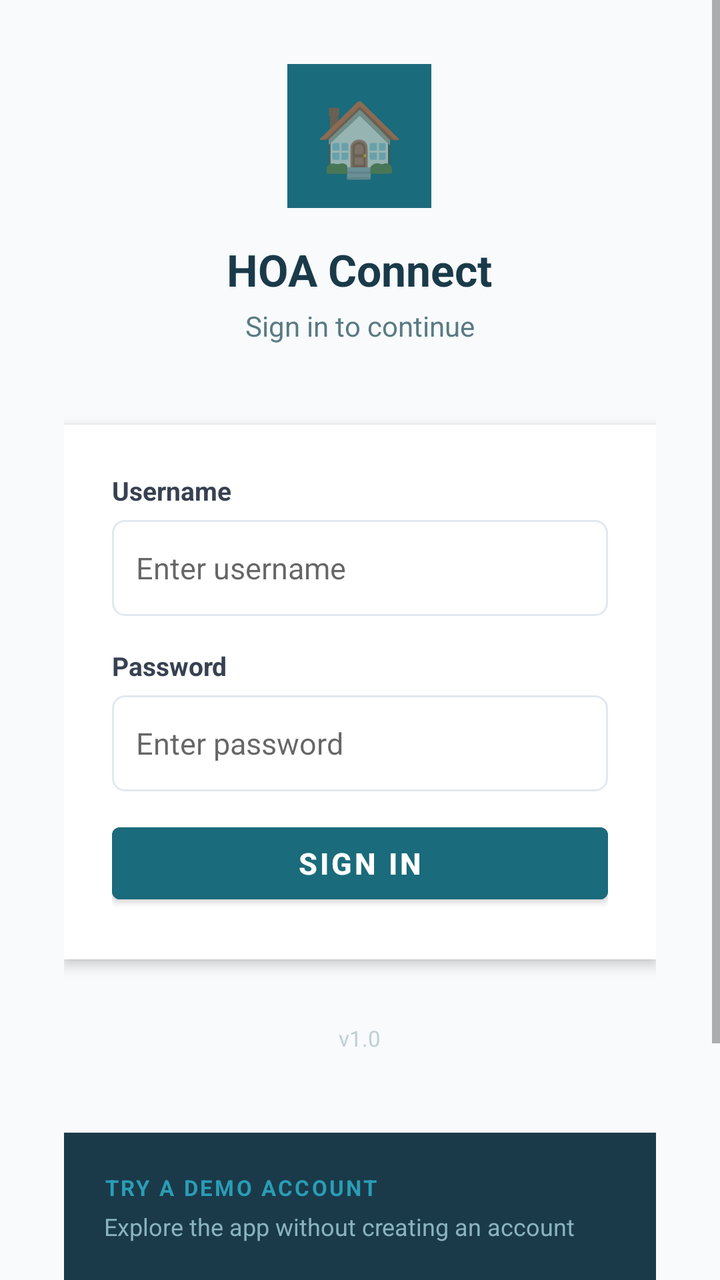
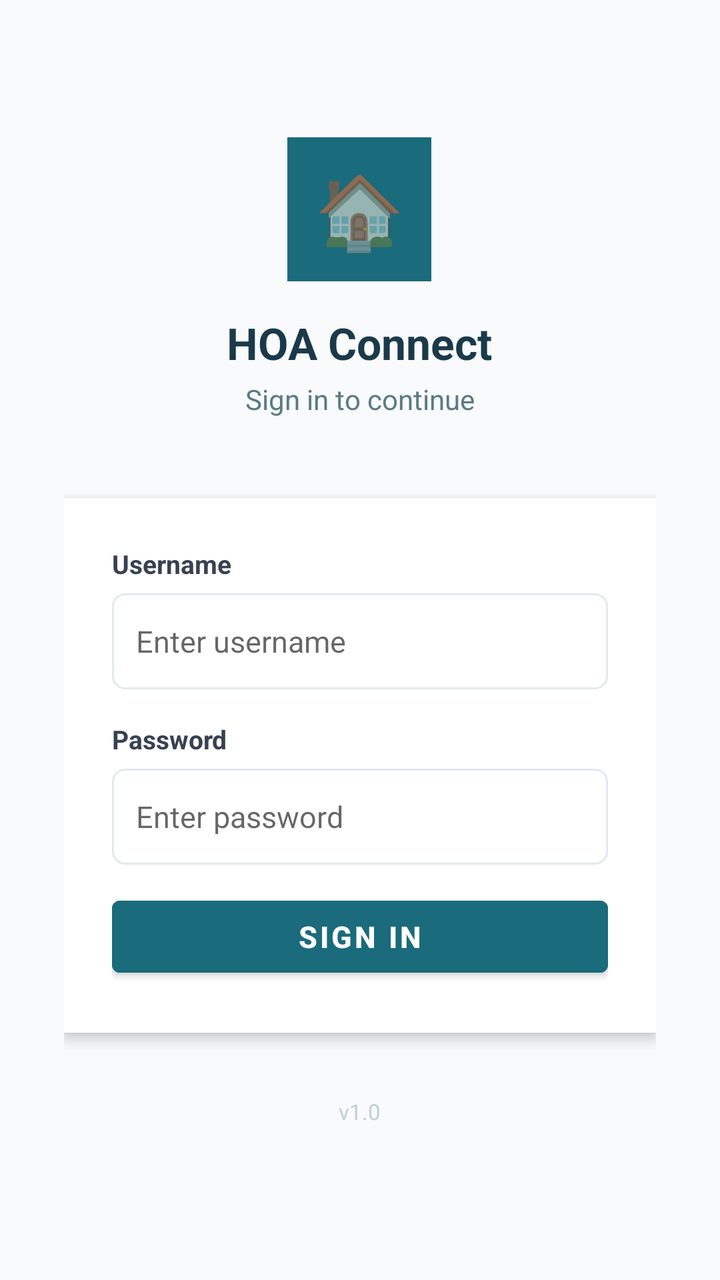

Before-and-after screenshots of an Android layout around one commit, followed by the original layout XML and the change that was made.
<!-- AndroidManifest.xml: application theme Theme.HOAPaymentChecker -->
<!-- res/layout/fragment_login.xml -->
<?xml version="1.0" encoding="utf-8"?>
<ScrollView
    xmlns:android="http://schemas.android.com/apk/res/android"
    android:layout_width="match_parent"
    android:layout_height="match_parent"
    android:fillViewport="true"
    android:background="#F8FAFC">

    <LinearLayout
        android:layout_width="match_parent"
        android:layout_height="wrap_content"
        android:orientation="vertical"
        android:gravity="center"
        android:padding="32dp"
        android:paddingTop="64dp"
        android:paddingBottom="64dp">

        
        <LinearLayout
            android:id="@+id/ll_logo"
            android:layout_width="wrap_content"
            android:layout_height="wrap_content"
            android:orientation="vertical"
            android:gravity="center"
            android:layout_marginBottom="40dp">

            <TextView
                android:layout_width="72dp"
                android:layout_height="72dp"
                android:background="#1A6B7B"
                android:text="🏠"
                android:textSize="36sp"
                android:gravity="center"
                android:layout_gravity="center"
                android:layout_marginBottom="16dp" />

            <TextView
                android:layout_width="wrap_content"
                android:layout_height="wrap_content"
                android:text="HOA Connect"
                android:textSize="22sp"
                android:textStyle="bold"
                android:textColor="#1A3A4A"
                android:gravity="center" />

            <TextView
                android:id="@+id/tv_subtitle"
                android:layout_width="wrap_content"
                android:layout_height="wrap_content"
                android:text="Sign in to continue"
                android:textSize="14sp"
                android:textColor="#5A7A84"
                android:gravity="center"
                android:layout_marginTop="4dp" />
        </LinearLayout>

        
        <LinearLayout
            android:id="@+id/ll_login_card"
            android:layout_width="match_parent"
            android:layout_height="wrap_content"
            android:orientation="vertical"
            android:background="@android:color/white"
            android:padding="24dp"
            android:elevation="4dp">

            
            <TextView
                android:layout_width="wrap_content"
                android:layout_height="wrap_content"
                android:text="Username"
                android:textSize="13sp"
                android:textStyle="bold"
                android:textColor="#374151"
                android:layout_marginBottom="6dp" />

            <EditText
                android:id="@+id/et_username"
                android:layout_width="match_parent"
                android:layout_height="48dp"
                android:background="@drawable/input_background"
                android:paddingStart="12dp"
                android:paddingEnd="12dp"
                android:hint="Enter username"
                android:textSize="15sp"
                android:inputType="text"
                android:imeOptions="actionNext"
                android:layout_marginBottom="16dp" />

            
            <TextView
                android:layout_width="wrap_content"
                android:layout_height="wrap_content"
                android:text="Password"
                android:textSize="13sp"
                android:textStyle="bold"
                android:textColor="#374151"
                android:layout_marginBottom="6dp" />

            <EditText
                android:id="@+id/et_password"
                android:layout_width="match_parent"
                android:layout_height="48dp"
                android:background="@drawable/input_background"
                android:paddingStart="12dp"
                android:paddingEnd="12dp"
                android:hint="Enter password"
                android:textSize="15sp"
                android:inputType="textPassword"
                android:imeOptions="actionDone"
                android:layout_marginBottom="8dp" />

            
            <TextView
                android:id="@+id/tv_error"
                android:layout_width="match_parent"
                android:layout_height="wrap_content"
                android:text=""
                android:textSize="13sp"
                android:textColor="#DC2626"
                android:layout_marginBottom="16dp"
                android:visibility="gone" />

            
            <Button
                android:id="@+id/btn_login"
                android:layout_width="match_parent"
                android:layout_height="48dp"
                android:text="Sign In"
                android:textSize="15sp"
                android:textStyle="bold"
                android:backgroundTint="#1A6B7B"
                android:layout_marginTop="4dp" />

        </LinearLayout>

        
        <TextView
            android:id="@+id/tv_version_tap"
            android:layout_width="wrap_content"
            android:layout_height="wrap_content"
            android:text="v1.0"
            android:textSize="11sp"
            android:textColor="#C0D0D4"
            android:layout_marginTop="24dp"
            android:padding="8dp" />

        
        <LinearLayout
            android:layout_width="match_parent"
            android:layout_height="wrap_content"
            android:orientation="vertical"
            android:layout_marginTop="32dp"
            android:background="#1A3A4A"
            android:padding="20dp">

            <TextView
                android:layout_width="wrap_content"
                android:layout_height="wrap_content"
                android:text="TRY A DEMO ACCOUNT"
                android:textSize="11sp"
                android:textStyle="bold"
                android:textColor="#2A9DB5"
                android:letterSpacing="0.1"
                android:layout_marginBottom="4dp" />

            <TextView
                android:layout_width="wrap_content"
                android:layout_height="wrap_content"
                android:text="Explore the app without creating an account"
                android:textSize="12sp"
                android:textColor="#8AB4BC"
                android:layout_marginBottom="16dp" />

            <Button
                android:id="@+id/btn_demo_homeowner"
                android:layout_width="match_parent"
                android:layout_height="44dp"
                android:text="🏠  Demo as Homeowner"
                android:textSize="13sp"
                android:textStyle="bold"
                android:backgroundTint="#3E9142"
                android:layout_marginBottom="8dp" />

            <Button
                android:id="@+id/btn_demo_guard"
                android:layout_width="match_parent"
                android:layout_height="44dp"
                android:text="🛡️  Demo as Guard"
                android:textSize="13sp"
                android:textStyle="bold"
                android:backgroundTint="#D97706" />

        </LinearLayout>

    </LinearLayout>
</ScrollView>
<!-- resources referenced by this layout -->
<resources>
  <!-- drawable input_background (drawable) -->
  <?xml version="1.0" encoding="utf-8"?>
  <shape xmlns:android="http://schemas.android.com/apk/res/android"
      android:shape="rectangle">
      <solid android:color="#FFFFFF" />
      <stroke
          android:width="1dp"
          android:color="#E2E8F0" />
      <corners android:radius="6dp" />
  </shape>
  <style name="Theme.HOAPaymentChecker" parent="Theme.MaterialComponents.DayNight.NoActionBar">
          <item name="colorPrimary">@color/colorPrimary</item>
          <item name="colorPrimaryVariant">@color/colorPrimaryVariant</item>
          <item name="colorOnPrimary">@color/colorOnPrimary</item>
          <item name="colorSecondary">@color/colorSecondary</item>
          <item name="colorOnSecondary">@color/colorOnSecondary</item>
          <item name="android:colorBackground">@color/colorBackground</item>
          <item name="android:statusBarColor">@color/colorPrimary</item>
          <item name="android:windowLightStatusBar">false</item>
      </style>
  <color name="colorPrimary">#1A6B7B</color>
  <color name="colorPrimaryVariant">#0F4D59</color>
  <color name="colorOnPrimary">#FFFFFF</color>
  <color name="colorSecondary">#2A9DB5</color>
  <color name="colorOnSecondary">#FFFFFF</color>
  <color name="colorBackground">#F0F7F8</color>
</resources>

<!-- the commit's change to res/layout/fragment_login.xml (unified diff, before → after) -->
@@ -147,12 +147,14 @@
 
         
         <LinearLayout
+            android:id="@+id/ll_demo_section"
             android:layout_width="match_parent"
             android:layout_height="wrap_content"
             android:orientation="vertical"
             android:layout_marginTop="32dp"
             android:background="#1A3A4A"
-            android:padding="20dp">
+            android:padding="20dp"
+            android:visibility="gone">
 
             <TextView
                 android:layout_width="wrap_content"
